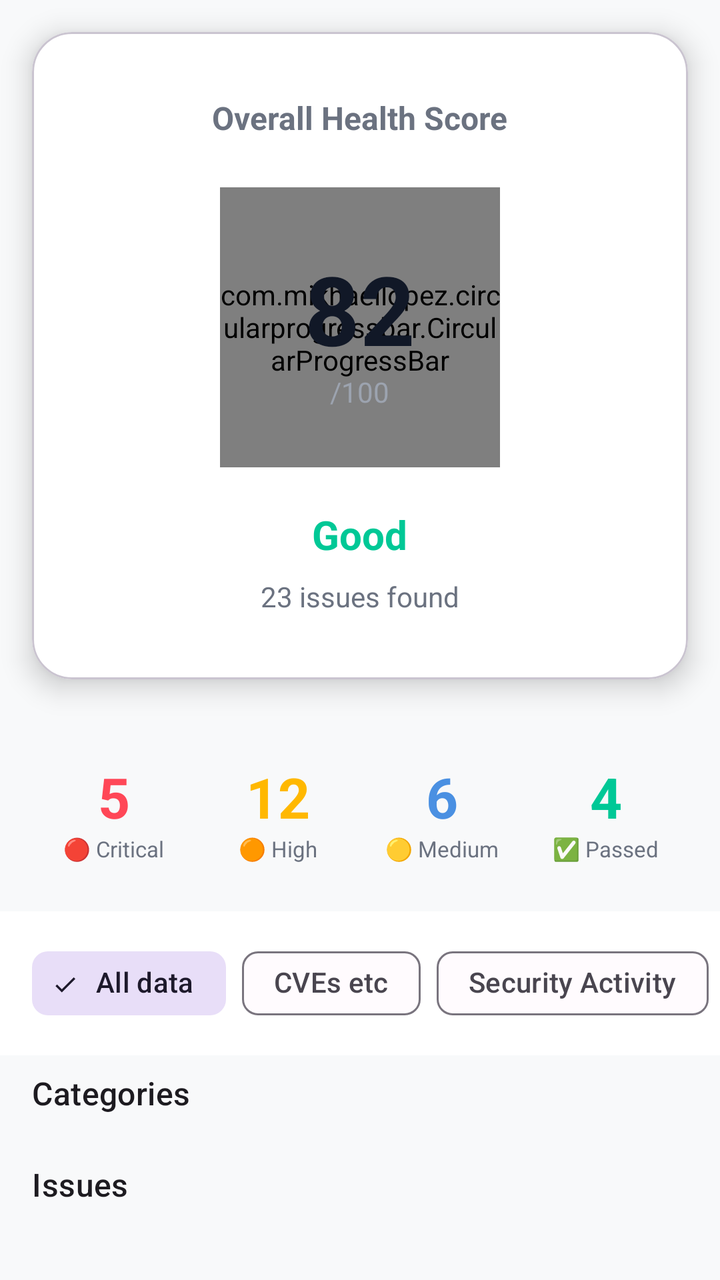
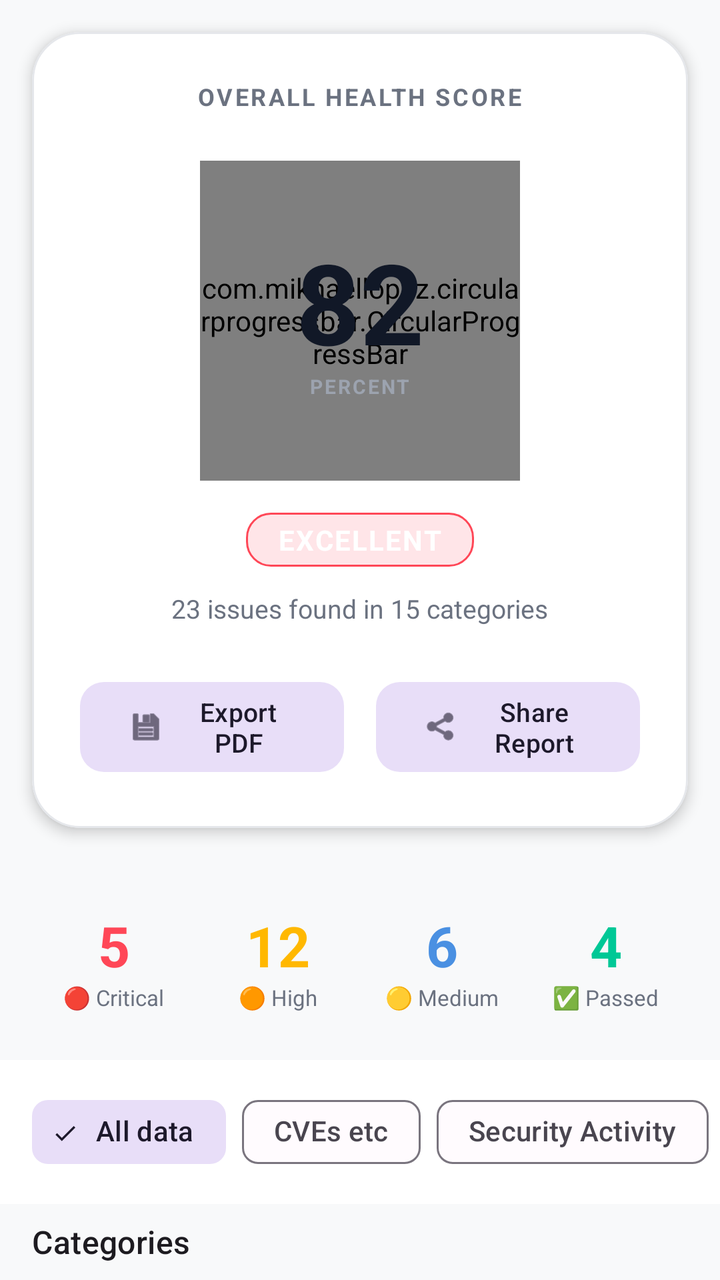

An Android layout rendered at two revisions. The XML below is the earlier revision; the diff shows what the commit changed to produce the second picture.
<!-- AndroidManifest.xml: application theme Theme.HealthChecker -->
<!-- res/layout/fragment_report.xml -->
<?xml version="1.0" encoding="utf-8"?>
<RelativeLayout xmlns:android="http://schemas.android.com/apk/res/android"
    xmlns:app="http://schemas.android.com/apk/res-auto"
    android:layout_width="match_parent"
    android:layout_height="match_parent"
    android:background="@color/md_theme_light_background">

    <ScrollView
        android:id="@+id/scrollViewContent"
        android:layout_width="match_parent"
        android:layout_height="match_parent"
        android:background="@color/md_theme_light_background">

        <LinearLayout
            android:layout_width="match_parent"
            android:layout_height="wrap_content"
            android:orientation="vertical">

            
            <include layout="@layout/component_hero_score_card" />

            
            <include layout="@layout/component_quick_stats" />

            
            <include layout="@layout/component_category_tabs" />

            
            <TextView
                android:layout_width="wrap_content"
                android:layout_height="wrap_content"
                android:text="Categories"
                android:textAppearance="@style/TextAppearance.Material3.TitleMedium"
                android:layout_marginStart="16dp"
                android:layout_marginTop="8dp"
                android:layout_marginBottom="8dp"/>

            <androidx.recyclerview.widget.RecyclerView
                android:id="@+id/recyclerViewCategories"
                android:layout_width="match_parent"
                android:layout_height="wrap_content"
                android:nestedScrollingEnabled="false"/>

            
            <TextView
                android:layout_width="wrap_content"
                android:layout_height="wrap_content"
                android:text="Issues"
                android:textAppearance="@style/TextAppearance.Material3.TitleMedium"
                android:layout_marginStart="16dp"
                android:layout_marginTop="16dp"
                android:layout_marginBottom="8dp"/>

            <androidx.recyclerview.widget.RecyclerView
                android:id="@+id/recyclerViewIssues"
                android:layout_width="match_parent"
                android:layout_height="wrap_content"
                android:paddingHorizontal="16dp"
                android:paddingBottom="16dp"
                android:nestedScrollingEnabled="false"
                android:overScrollMode="never" />
        </LinearLayout>
    </ScrollView>
</RelativeLayout>
<!-- res/layout/component_hero_score_card.xml (included above) -->
<?xml version="1.0" encoding="utf-8"?>
<com.google.android.material.card.MaterialCardView xmlns:android="http://schemas.android.com/apk/res/android"
    xmlns:app="http://schemas.android.com/apk/res-auto"
    android:layout_width="match_parent"
    android:layout_height="wrap_content"
    android:layout_margin="16dp"
    app:cardElevation="8dp"
    app:cardCornerRadius="20dp"
    app:cardBackgroundColor="@color/white">

    <LinearLayout
        android:layout_width="match_parent"
        android:layout_height="wrap_content"
        android:orientation="vertical"
        android:padding="32dp"
        android:gravity="center">

        <TextView
            android:layout_width="wrap_content"
            android:layout_height="wrap_content"
            android:text="Overall Health Score"
            android:textSize="16sp"
            android:textColor="@color/text_premium_secondary"
            android:textStyle="bold"
            android:layout_marginBottom="24dp"/>

        
        <FrameLayout
            android:layout_width="140dp"
            android:layout_height="140dp"
            android:layout_marginBottom="20dp">

            <com.mikhaellopez.circularprogressbar.CircularProgressBar
                android:id="@+id/circularProgressHero"
                android:layout_width="140dp"
                android:layout_height="140dp"
                app:cpb_background_progressbar_color="#E5E7EB"
                app:cpb_background_progressbar_width="12dp"
                app:cpb_progress_direction="to_right"
                app:cpb_progressbar_color="@color/vibrant_success"
                app:cpb_progressbar_width="12dp"
                app:cpb_round_border="true" />

            <LinearLayout
                android:layout_width="wrap_content"
                android:layout_height="wrap_content"
                android:layout_gravity="center"
                android:orientation="vertical"
                android:gravity="center">

                <TextView
                    android:id="@+id/tvHeroScore"
                    android:layout_width="wrap_content"
                    android:layout_height="wrap_content"
                    android:text="82"
                    android:textSize="48sp"
                    android:textStyle="bold"
                    android:textColor="@color/text_premium_primary" />

                <TextView
                    android:layout_width="wrap_content"
                    android:layout_height="wrap_content"
                    android:text="/100"
                    android:textSize="14sp"
                    android:textColor="@color/text_premium_tertiary" />
            </LinearLayout>
        </FrameLayout>

        
        <TextView
            android:id="@+id/tvGrade"
            android:layout_width="wrap_content"
            android:layout_height="wrap_content"
            android:text="Good"
            android:textSize="20sp"
            android:textStyle="bold"
            android:textColor="@color/vibrant_success"
            android:layout_marginBottom="8dp"/>

        
        <TextView
            android:id="@+id/tvIssuesSummary"
            android:layout_width="wrap_content"
            android:layout_height="wrap_content"
            android:text="23 issues found"
            android:textSize="14sp"
            android:textColor="@color/text_premium_secondary"/>

    </LinearLayout>
</com.google.android.material.card.MaterialCardView>
<!-- res/layout/component_quick_stats.xml (included above) -->
<?xml version="1.0" encoding="utf-8"?>
<LinearLayout xmlns:android="http://schemas.android.com/apk/res/android"
    android:layout_width="match_parent"
    android:layout_height="wrap_content"
    android:orientation="horizontal"
    android:padding="16dp"
    android:gravity="center"
    android:weightSum="4">

    
    <LinearLayout
        android:layout_width="0dp"
        android:layout_height="wrap_content"
        android:layout_weight="1"
        android:orientation="vertical"
        android:gravity="center"
        android:padding="8dp">

        <TextView
            android:id="@+id/tvCriticalCount"
            android:layout_width="wrap_content"
            android:layout_height="wrap_content"
            android:text="5"
            android:textSize="28sp"
            android:textStyle="bold"
            android:textColor="@color/vibrant_critical"/>

        <TextView
            android:layout_width="wrap_content"
            android:layout_height="wrap_content"
            android:text="🔴 Critical"
            android:textSize="11sp"
            android:textColor="@color/text_premium_secondary"
            android:gravity="center"/>
    </LinearLayout>

    
    <LinearLayout
        android:layout_width="0dp"
        android:layout_height="wrap_content"
        android:layout_weight="1"
        android:orientation="vertical"
        android:gravity="center"
        android:padding="8dp">

        <TextView
            android:id="@+id/tvWarningCount"
            android:layout_width="wrap_content"
            android:layout_height="wrap_content"
            android:text="12"
            android:textSize="28sp"
            android:textStyle="bold"
            android:textColor="@color/vibrant_warning"/>

        <TextView
            android:layout_width="wrap_content"
            android:layout_height="wrap_content"
            android:text="🟠 High"
            android:textSize="11sp"
            android:textColor="@color/text_premium_secondary"
            android:gravity="center"/>
    </LinearLayout>

    
    <LinearLayout
        android:layout_width="0dp"
        android:layout_height="wrap_content"
        android:layout_weight="1"
        android:orientation="vertical"
        android:gravity="center"
        android:padding="8dp">

        <TextView
            android:id="@+id/tvMediumCount"
            android:layout_width="wrap_content"
            android:layout_height="wrap_content"
            android:text="6"
            android:textSize="28sp"
            android:textStyle="bold"
            android:textColor="@color/vibrant_info"/>

        <TextView
            android:layout_width="wrap_content"
            android:layout_height="wrap_content"
            android:text="🟡 Medium"
            android:textSize="11sp"
            android:textColor="@color/text_premium_secondary"
            android:gravity="center"/>
    </LinearLayout>

    
    <LinearLayout
        android:layout_width="0dp"
        android:layout_height="wrap_content"
        android:layout_weight="1"
        android:orientation="vertical"
        android:gravity="center"
        android:padding="8dp">

        <TextView
            android:id="@+id/tvPassedCount"
            android:layout_width="wrap_content"
            android:layout_height="wrap_content"
            android:text="4"
            android:textSize="28sp"
            android:textStyle="bold"
            android:textColor="@color/vibrant_success"/>

        <TextView
            android:layout_width="wrap_content"
            android:layout_height="wrap_content"
            android:text="✅ Passed"
            android:textSize="11sp"
            android:textColor="@color/text_premium_secondary"
            android:gravity="center"/>
    </LinearLayout>
</LinearLayout>
<!-- res/layout/component_category_tabs.xml (included above) -->
<?xml version="1.0" encoding="utf-8"?>
<HorizontalScrollView
    xmlns:android="http://schemas.android.com/apk/res/android"
    xmlns:app="http://schemas.android.com/apk/res-auto"
    android:layout_width="match_parent"
    android:layout_height="wrap_content"
    android:scrollbars="none"
    android:background="@color/white"
    android:paddingVertical="12dp">

    <com.google.android.material.chip.ChipGroup
        android:id="@+id/chipGroupCategories"
        android:layout_width="wrap_content"
        android:layout_height="wrap_content"
        android:paddingHorizontal="16dp"
        app:singleSelection="true"
        app:selectionRequired="true">

        <com.google.android.material.chip.Chip
            android:id="@+id/chipAllData"
            android:layout_width="wrap_content"
            android:layout_height="wrap_content"
            android:text="All data"
            android:checked="true"
            style="@style/Widget.Material3.Chip.Filter"/>

        <com.google.android.material.chip.Chip
            android:id="@+id/chipCVEs"
            android:layout_width="wrap_content"
            android:layout_height="wrap_content"
            android:text="CVEs etc"
            style="@style/Widget.Material3.Chip.Filter"/>

        <com.google.android.material.chip.Chip
            android:id="@+id/chipSecurity"
            android:layout_width="wrap_content"
            android:layout_height="wrap_content"
            android:text="Security Activity"
            style="@style/Widget.Material3.Chip.Filter"/>

        <com.google.android.material.chip.Chip
            android:id="@+id/chipPerformance"
            android:layout_width="wrap_content"
            android:layout_height="wrap_content"
            android:text="Performance"
            style="@style/Widget.Material3.Chip.Filter"/>

        <com.google.android.material.chip.Chip
            android:id="@+id/chipSEO"
            android:layout_width="wrap_content"
            android:layout_height="wrap_content"
            android:text="SEO"
            style="@style/Widget.Material3.Chip.Filter"/>
    </com.google.android.material.chip.ChipGroup>
</HorizontalScrollView>
<!-- resources referenced by this layout -->
<resources>
  <color name="md_theme_light_background">#F8F9FA</color>
  <color name="text_premium_primary">#111827</color>
  <color name="text_premium_secondary">#6B7280</color>
  <color name="text_premium_tertiary">#9CA3AF</color>
  <color name="vibrant_critical">#FF4757</color>
  <color name="vibrant_info">#4A90E2</color>
  <color name="vibrant_success">#00C896</color>
  <color name="vibrant_warning">#FFB800</color>
  <color name="white">#FFFFFF</color>
  <color name="md_theme_light_primary">#6750A4</color>
  <color name="md_theme_light_onPrimary">#FFFFFF</color>
  <color name="md_theme_light_primaryContainer">#EADDFF</color>
  <color name="md_theme_light_onPrimaryContainer">#21005D</color>
  <color name="md_theme_light_secondary">#625B71</color>
  <color name="md_theme_light_onSecondary">#FFFFFF</color>
  <color name="md_theme_light_secondaryContainer">#E8DEF8</color>
  <color name="md_theme_light_onSecondaryContainer">#1D192B</color>
  <color name="md_theme_light_tertiary">#7D5260</color>
  <color name="md_theme_light_onTertiary">#FFFFFF</color>
  <color name="md_theme_light_tertiaryContainer">#FFD8E4</color>
  <color name="md_theme_light_onTertiaryContainer">#31111D</color>
  <color name="md_theme_light_error">#B3261E</color>
  <color name="md_theme_light_onError">#FFFFFF</color>
  <color name="md_theme_light_errorContainer">#F9DEDC</color>
  <color name="md_theme_light_onErrorContainer">#410E0B</color>
  <color name="md_theme_light_outline">#79747E</color>
  <color name="md_theme_light_onBackground">#1F2937</color>
  <color name="md_theme_light_surface">#FFFBFE</color>
  <color name="md_theme_light_onSurface">#1C1B1F</color>
  <color name="md_theme_light_surfaceVariant">#E7E0EC</color>
  <color name="md_theme_light_onSurfaceVariant">#49454F</color>
  <!-- unchanged entries left out for length: 1 -->
</resources>

<!-- the commit's change to res/layout/fragment_report.xml (unified diff, before → after) -->
@@ -5,16 +5,17 @@
     android:layout_height="match_parent"
     android:background="@color/md_theme_light_background">
 
-    <ScrollView
+    <androidx.core.widget.NestedScrollView
         android:id="@+id/scrollViewContent"
         android:layout_width="match_parent"
         android:layout_height="match_parent"
         android:background="@color/md_theme_light_background">
-
+        
         <LinearLayout
             android:layout_width="match_parent"
             android:layout_height="wrap_content"
-            android:orientation="vertical">
+            android:orientation="vertical"
+            android:paddingBottom="80dp">
 
             
             <include layout="@layout/component_hero_score_card" />
@@ -40,27 +41,8 @@
                 android:layout_width="match_parent"
                 android:layout_height="wrap_content"
                 android:nestedScrollingEnabled="false"/>
-
-            
-            <TextView
-                android:layout_width="wrap_content"
-                android:layout_height="wrap_content"
-                android:text="Issues"
-                android:textAppearance="@style/TextAppearance.Material3.TitleMedium"
-                android:layout_marginStart="16dp"
-                android:layout_marginTop="16dp"
-                android:layout_marginBottom="8dp"/>
-
-            <androidx.recyclerview.widget.RecyclerView
-                android:id="@+id/recyclerViewIssues"
-                android:layout_width="match_parent"
-                android:layout_height="wrap_content"
-                android:paddingHorizontal="16dp"
-                android:paddingBottom="16dp"
-                android:nestedScrollingEnabled="false"
-                android:overScrollMode="never" />
         </LinearLayout>
-    </ScrollView>
+    </androidx.core.widget.NestedScrollView>
 </RelativeLayout>
 <!-- res/layout/component_hero_score_card.xml (included above) -->
 <?xml version="1.0" encoding="utf-8"?>
@@ -69,47 +51,50 @@
     android:layout_width="match_parent"
     android:layout_height="wrap_content"
     android:layout_margin="16dp"
-    app:cardElevation="8dp"
-    app:cardCornerRadius="20dp"
+    app:cardElevation="4dp"
+    app:cardCornerRadius="24dp"
+    app:strokeWidth="1dp"
+    app:strokeColor="@color/card_border"
     app:cardBackgroundColor="@color/white">
 
     <LinearLayout
         android:layout_width="match_parent"
         android:layout_height="wrap_content"
         android:orientation="vertical"
-        android:padding="32dp"
+        android:padding="24dp"
         android:gravity="center">
 
         <TextView
             android:layout_width="wrap_content"
             android:layout_height="wrap_content"
-            android:text="Overall Health Score"
-            android:textSize="16sp"
-            android:textColor="@color/text_premium_secondary"
-            android:textStyle="bold"
+            android:text="OVERALL HEALTH SCORE"
+            android:textSize="12sp"
+            android:textColor="@color/text_premium_secondary"
+            android:textStyle="bold"
+            android:letterSpacing="0.1"
             android:layout_marginBottom="24dp"/>
 
-        
-        <FrameLayout
-            android:layout_width="140dp"
-            android:layout_height="140dp"
-            android:layout_marginBottom="20dp">
-
+        <RelativeLayout
+            android:layout_width="wrap_content"
+            android:layout_height="wrap_content"
+            android:layout_marginBottom="16dp">
+
+            
             <com.mikhaellopez.circularprogressbar.CircularProgressBar
                 android:id="@+id/circularProgressHero"
-                android:layout_width="140dp"
-                android:layout_height="140dp"
-                app:cpb_background_progressbar_color="#E5E7EB"
-                app:cpb_background_progressbar_width="12dp"
+                android:layout_width="160dp"
+                android:layout_height="160dp"
+                app:cpb_background_progressbar_color="#F3F4F6"
+                app:cpb_background_progressbar_width="14dp"
                 app:cpb_progress_direction="to_right"
                 app:cpb_progressbar_color="@color/vibrant_success"
-                app:cpb_progressbar_width="12dp"
+                app:cpb_progressbar_width="14dp"
                 app:cpb_round_border="true" />
 
             <LinearLayout
                 android:layout_width="wrap_content"
                 android:layout_height="wrap_content"
-                android:layout_gravity="center"
+                android:layout_centerInParent="true"
                 android:orientation="vertical"
                 android:gravity="center">
 
@@ -118,38 +103,91 @@
                     android:layout_width="wrap_content"
                     android:layout_height="wrap_content"
                     android:text="82"
-                    android:textSize="48sp"
+                    android:textSize="56sp"
                     android:textStyle="bold"
-                    android:textColor="@color/text_premium_primary" />
+                    android:textColor="@color/text_premium_primary"
+                    android:includeFontPadding="false"/>
 
                 <TextView
+                    android:id="@+id/tvScoreLabel"
                     android:layout_width="wrap_content"
                     android:layout_height="wrap_content"
-                    android:text="/100"
-                    android:textSize="14sp"
-                    android:textColor="@color/text_premium_tertiary" />
+                    android:text="PERCENT"
+                    android:textSize="10sp"
+                    android:textStyle="bold"
+                    android:textColor="@color/text_premium_tertiary"
+                    android:letterSpacing="0.1"/>
             </LinearLayout>
-        </FrameLayout>
+        </RelativeLayout>
 
         
         <TextView
+            android:id="@+id/tvScoreTrend"
+            android:layout_width="wrap_content"
+            android:layout_height="wrap_content"
+            android:text="+5% Improved since last scan"
+            android:textSize="12sp"
+            android:textStyle="bold"
+            android:textColor="@color/vibrant_success"
+            android:layout_marginBottom="12dp"
+            android:visibility="gone"/>
+
+        
+        <TextView
             android:id="@+id/tvGrade"
             android:layout_width="wrap_content"
             android:layout_height="wrap_content"
-            android:text="Good"
-            android:textSize="20sp"
-            android:textStyle="bold"
-            android:textColor="@color/vibrant_success"
-            android:layout_marginBottom="8dp"/>
+            android:text="EXCELLENT"
+            android:textSize="14sp"
+            android:textStyle="bold"
+            android:textColor="@color/white"
+            android:paddingHorizontal="16dp"
+            android:paddingVertical="4dp"
+            android:background="@drawable/bg_badge_high"
+            android:layout_marginBottom="12dp"
+            android:letterSpacing="0.05"/>
+
+        <TextView
+            android:id="@+id/tvIssuesSummary"
+            android:layout_width="wrap_content"
+            android:layout_height="wrap_content"
+            android:text="23 issues found in 15 categories"
+            android:textSize="13sp"
+            android:textColor="@color/text_premium_secondary"
+            android:layout_marginBottom="24dp"/>
 
         
-        <TextView
-            android:id="@+id/tvIssuesSummary"
-            android:layout_width="wrap_content"
-            android:layout_height="wrap_content"
-            android:text="23 issues found"
-            android:textSize="14sp"
-            android:textColor="@color/text_premium_secondary"/>
+        <LinearLayout
+            android:layout_width="match_parent"
+            android:layout_height="wrap_content"
+            android:orientation="horizontal"
+            android:gravity="center">
+
+            <com.google.android.material.button.MaterialButton
+                android:id="@+id/btnExportPdf"
+                style="@style/Widget.Material3.Button.TonalButton"
+                android:layout_width="0dp"
+                android:layout_height="wrap_content"
+                android:layout_weight="1"
+                android:text="Export PDF"
+                android:textSize="13sp"
+                app:icon="@android:drawable/ic_menu_save"
+                app:cornerRadius="12dp"
+                android:layout_marginEnd="8dp"/>
+
+            <com.google.android.material.button.MaterialButton
+                android:id="@+id/btnShareReport"
+                style="@style/Widget.Material3.Button.TonalButton"
+                android:layout_width="0dp"
+                android:layout_height="wrap_content"
+                android:layout_weight="1"
+                android:text="Share Report"
+                android:textSize="13sp"
+                app:icon="@android:drawable/ic_menu_share"
+                app:cornerRadius="12dp"
+                android:layout_marginStart="8dp"/>
+
+        </LinearLayout>
 
     </LinearLayout>
 </com.google.android.material.card.MaterialCardView>
<!-- resource entries referenced after the edit -->
@@ -1,5 +1,6 @@
 <!-- resources referenced by this layout -->
 <resources>
+  <color name="card_border">#E5E7EB</color>
   <color name="md_theme_light_background">#F8F9FA</color>
   <color name="text_premium_primary">#111827</color>
   <color name="text_premium_secondary">#6B7280</color>
@@ -9,6 +10,23 @@
   <color name="vibrant_success">#00C896</color>
   <color name="vibrant_warning">#FFB800</color>
   <color name="white">#FFFFFF</color>
+  <!-- drawable bg_badge_high (drawable) -->
+  <?xml version="1.0" encoding="utf-8"?>
+  <shape xmlns:android="http://schemas.android.com/apk/res/android"
+      android:shape="rectangle">
+      <solid android:color="@color/badge_high_bg" />
+      <corners android:radius="12dp" />
+      <stroke
+          android:width="1dp"
+          android:color="@color/badge_high" />
+      <padding
+          android:left="12dp"
+          android:right="12dp"
+          android:top="4dp"
+          android:bottom="4dp" />
+  </shape>
+  <color name="badge_high_bg">#FFE5E8</color>
+  <color name="badge_high">#FF4757</color>
   <color name="md_theme_light_primary">#6750A4</color>
   <color name="md_theme_light_onPrimary">#FFFFFF</color>
   <color name="md_theme_light_primaryContainer">#EADDFF</color>
